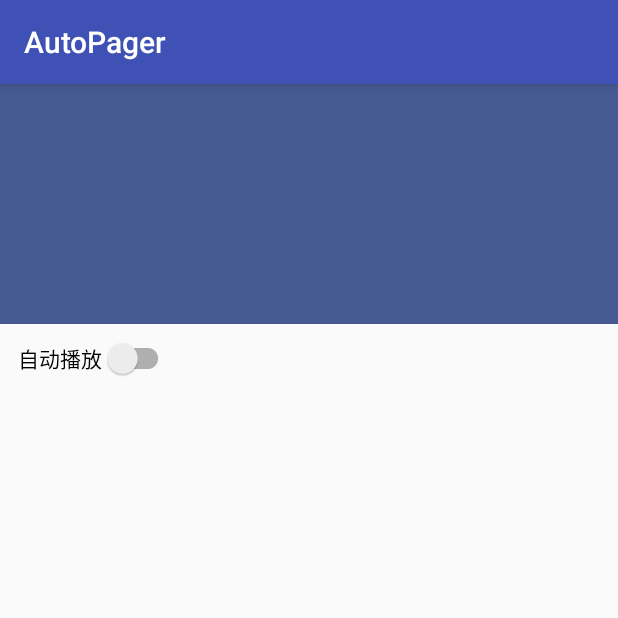
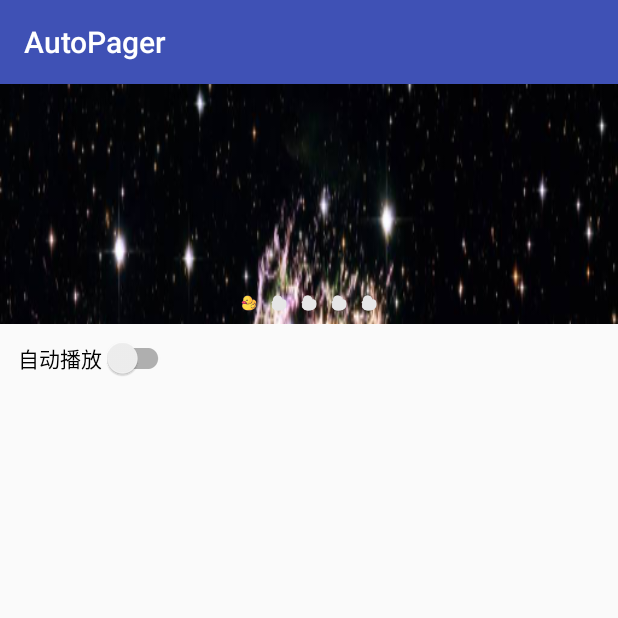
Before and after one commit to KingJA/AutoPager, an Android app: the screen it shows after launch (MainActivity), on a phone screen of 412 x 824 dp, the top half of it. Run offline under Robolectric (Android 15) with nearby library versions, the phone set to English and light mode, and no system bars.

Commit message:
Indicator

```diff
--- /dev/null
+++ b/app/src/main/java/sample/kingja/autopager/DuckBitmapIndicatorView.java
@@ -0,0 +1,35 @@
+package sample.kingja.autopager;
+
+import android.content.Context;
+import android.graphics.Bitmap;
+import android.graphics.BitmapFactory;
+import android.view.View;
+
+import com.kingja.autopager.indicator.BitmapIndicatorView;
+
+/**
+ * Description:TODO
+ * Create Time:2020/3/31 22:35
+ * Author:KingJA
+ * Email:kingjavip@gmail.com
+ */
+public class DuckBitmapIndicatorView extends BitmapIndicatorView {
+    public DuckBitmapIndicatorView(Context context) {
+        super(context);
+    }
+
+    @Override
+    protected Bitmap getNormalBitmap() {
+        return BitmapFactory.decodeResource(getResources(), R.mipmap.ic_duck_nor);
+    }
+
+    @Override
+    protected Bitmap getSelectedBitmap() {
+        return BitmapFactory.decodeResource(getResources(), R.mipmap.ic_duck_sel);
+    }
+
+    @Override
+    public View getInstance() {
+        return new DuckBitmapIndicatorView(getContext());
+    }
+}
--- a/app/src/main/java/sample/kingja/autopager/MainActivity.java
+++ b/app/src/main/java/sample/kingja/autopager/MainActivity.java
@@ -6,7 +6,6 @@ import android.support.v7.widget.SwitchCompat;
 import android.widget.CompoundButton;
 
 import com.kingja.autopager.AutoPager;
-import com.kingja.autopager.Pager;
 
 import java.util.ArrayList;
 import java.util.List;
@@ -23,6 +22,7 @@ public class MainActivity extends AppCompatActivity {
         final AutoPager autopager = (AutoPager) findViewById(R.id.autopager);
         SwitchCompat swtich_autoRool = (SwitchCompat) findViewById(R.id.swtich_autoRool);
         autopager.setAdapter(new MyAutoPagerAdapter(this, pagers));
+        autopager.setIndicator(new DuckBitmapIndicatorView(this));
         swtich_autoRool.setOnCheckedChangeListener(new CompoundButton.OnCheckedChangeListener() {
             @Override
             public void onCheckedChanged(CompoundButton buttonView, boolean isChecked) {
--- a/app/src/main/java/sample/kingja/autopager/MyAutoPagerAdapter.java
+++ b/app/src/main/java/sample/kingja/autopager/MyAutoPagerAdapter.java
@@ -1,14 +1,15 @@
 package sample.kingja.autopager;
 
 import android.content.Context;
+import android.util.Log;
 import android.view.View;
 import android.widget.ImageView;
 import android.widget.TextView;
 
 import com.kingja.autopager.BaseAutoAdapter;
-import com.kingja.autopager.Pager;
 
 import java.util.List;
+
 
 /**
  * Description:TODO
@@ -18,12 +19,15 @@ import java.util.List;
  */
 public class MyAutoPagerAdapter extends BaseAutoAdapter<Pager> {
 
+    private static final String TAG = "MyAutoPagerAdapter";
+
     public MyAutoPagerAdapter(Context context, List<Pager> list) {
         super(context, list);
     }
 
     @Override
-    public View setLayout(Pager data) {
+    public View getView(Pager data, int position) {
+        Log.e(TAG, "getView: "+position);
         View rootView = View.inflate(context, com.kingja.autopager.R.layout.vp_item, null);
         ImageView imageView = (ImageView) rootView.findViewById(com.kingja.autopager.R.id.iv);
         TextView tv_title = (TextView) rootView.findViewById(com.kingja.autopager.R.id.tv_title);
--- a/autopager/src/main/java/com/kingja/autopager/Pager.java
+++ b/app/src/main/java/sample/kingja/autopager/Pager.java
@@ -1,4 +1,4 @@
-package com.kingja.autopager;
+package sample.kingja.autopager;
 
 /**
  * Description:TODO
--- a/app/src/main/res/layout/activity_main.xml
+++ b/app/src/main/res/layout/activity_main.xml
@@ -12,13 +12,12 @@
         android:id="@+id/autopager"
         android:layout_width="match_parent"
         android:layout_height="wrap_content"
-        android:background="#465a91"
         app:autopager_indicatorSize="12dp"
-        app:autopager_indicatorGravity="bottom|right"
-        app:autopager_indicatorActionColor="#492d96"
-        app:autopager_indicatorNormalColor="#894c4c"
+        app:autopager_indicatorGravity="bottom|center_horizontal"
+        app:autopager_indicatorActionColor="#03A9F4"
+        app:autopager_indicatorNormalColor="#D1D1D1"
         app:autopager_autoRoll="false"
-        app:autopager_period="500"/>
+        app:autopager_period="800"/>
 
     <android.support.v7.widget.SwitchCompat
         android:padding="12dp"
--- a/autopager/src/main/java/com/kingja/autopager/AutoAdapter.java
+++ b/autopager/src/main/java/com/kingja/autopager/AutoAdapter.java
@@ -1,7 +1,6 @@
 package com.kingja.autopager;
 
 import android.view.View;
-import android.view.ViewGroup;
 
 import java.util.List;
 
@@ -12,7 +11,7 @@ import java.util.List;
  * Email:kingjavip@gmail.com
  */
 public interface AutoAdapter<T> {
-    View setLayout(T data);
+    View getView(T data, int position);
 
     List<T> getData();
 
--- a/autopager/src/main/java/com/kingja/autopager/AutoPager.java
+++ b/autopager/src/main/java/com/kingja/autopager/AutoPager.java
@@ -8,11 +8,15 @@ import android.support.annotation.Nullable;
 import android.support.v4.view.PagerAdapter;
 import android.support.v4.view.ViewPager;
 import android.util.AttributeSet;
+import android.util.Log;
 import android.util.TypedValue;
 import android.view.View;
 import android.view.ViewGroup;
 import android.widget.FrameLayout;
 import android.widget.LinearLayout;
+
+import com.kingja.autopager.indicator.Indicator;
+import com.kingja.autopager.indicator.IndicatorView;
 
 import java.util.ArrayList;
 import java.util.List;
@@ -49,7 +53,8 @@ public class AutoPager extends FrameLayout {
     private ViewPager viewPager;
     private AutoRunnable autoRunnable;
     private List<IndicatorView> indicators = new ArrayList<>();
-    private AutoAdapter adapter;
+    private Indicator indicator;
+    private int count;
 
     public AutoPager(@NonNull Context context) {
         this(context, null);
@@ -62,6 +67,11 @@ public class AutoPager extends FrameLayout {
     public AutoPager(@NonNull Context context, @Nullable AttributeSet attrs, @AttrRes int defStyleAttr) {
         super(context, attrs, defStyleAttr);
         initAttr(attrs);
+        initAutoPager();
+    }
+
+    private void initAutoPager() {
+
     }
 
     private void initAttr(AttributeSet attrs) {
@@ -98,18 +108,24 @@ public class AutoPager extends FrameLayout {
         }
     }
 
-    @Override
-    protected void onSizeChanged(int w, int h, int oldw, int oldh) {
-        super.onSizeChanged(w, h, oldw, oldh);
-        showAutoPager();
-    }
-
-
     public <T> void setAdapter(AutoAdapter<T> adapter) {
+        Log.e(TAG, "setAdapter: ");
         if (adapter == null) {
             throw new IllegalArgumentException("adapter must not be null");
         }
-        this.adapter = adapter;
+        stepViewPager(adapter);
+        count = adapter.getData().size();
+
+    }
+
+    private <T> void stepViewPager(AutoAdapter<T> adapter) {
+        Log.e(TAG, "stepViewPager: ");
+        LayoutParams layoutParams = new LayoutParams(ViewGroup.LayoutParams.MATCH_PARENT, ViewGroup.LayoutParams
+                .MATCH_PARENT);
+        viewPager = new ViewPager(getContext());
+        viewPager.setAdapter(new AutoPagerAdapter<T>(adapter));
+        viewPager.addOnPageChangeListener(autoPagerChangeListener);
+        addView(viewPager, layoutParams);
     }
 
     public void startRoll() {
@@ -125,34 +141,22 @@ public class AutoPager extends FrameLayout {
         }
     }
 
-    /*==================================================================================================*/
-
-
-    private void showAutoPager() {
-        stepViewPager();
-        stepIndicator();
-        setRollable();
-    }
-
-    private void stepViewPager() {
-        LayoutParams layoutParams = new LayoutParams(ViewGroup.LayoutParams.MATCH_PARENT, ViewGroup.LayoutParams
-                .WRAP_CONTENT);
-        layoutParams.height = getMeasuredHeight();
-        viewPager = new ViewPager(getContext());
-        viewPager.setAdapter(new AutoPagerAdapter(adapter));
-        viewPager.addOnPageChangeListener(autoPagerChangeListener);
-        addView(viewPager, layoutParams);
-    }
-
     private void setRollable() {
+        Log.e(TAG, "setRollable: ");
         if (autoRoll) {
             autoRunnable = new AutoRunnable();
             autoRunnable.start();
         }
     }
 
+    public void setIndicator(Indicator indicator) {
+        this.indicator = indicator;
+        stepIndicator();
+        setRollable();
+    }
+
     private void stepIndicator() {
-        List datas = adapter.getData();
+        Log.e(TAG, "stepIndicator: ");
         LinearLayout.LayoutParams indicatorLp = new LinearLayout.LayoutParams(ViewGroup.LayoutParams.WRAP_CONTENT,
                 ViewGroup.LayoutParams.WRAP_CONTENT);
         FrameLayout.LayoutParams llLayoutParams = new FrameLayout.LayoutParams(FrameLayout.LayoutParams.WRAP_CONTENT,
@@ -161,21 +165,21 @@ public class AutoPager extends FrameLayout {
         llLayoutParams.setMargins(indicatorMarginLeft, indicatorMarginTop, indicatorMarginRight, indicatorMarginBottom);
         LinearLayout linearLayout = new LinearLayout(getContext());
         indicatorLp.setMargins(0, 0, indicatorSpacint, 0);
-        for (int i = 0; i < datas.size(); i++) {
-            IndicatorView indicator = new IndicatorView(getContext());
-            indicator.setIndicatorSize(indicatorSize);
+        for (int i = 0; i < count; i++) {
+            IndicatorView indicatorView = (IndicatorView) indicator.getInstance();
+            indicatorView.setIndicatorSize(indicatorSize);
             if (i == 0) {
-                indicator.setIndicatorColor(actionColor);
+                indicatorView.setIndicatorSelected();
             } else {
-                indicator.setIndicatorColor(normalColor);
+                indicatorView.setIndicatorNormal();
             }
-            if (i == datas.size() - 1) {
+            if (i == count - 1) {
                 indicatorLp = new LinearLayout.LayoutParams(ViewGroup.LayoutParams.WRAP_CONTENT, ViewGroup
                         .LayoutParams.WRAP_CONTENT);
                 indicatorLp.setMargins(0, 0, 0, 0);
             }
-            linearLayout.addView(indicator, indicatorLp);
-            indicators.add(indicator);
+            linearLayout.addView(indicatorView, indicatorLp);
+            indicators.add(indicatorView);
         }
         addView(linearLayout, llLayoutParams);
     }
@@ -184,7 +188,6 @@ public class AutoPager extends FrameLayout {
         void start() {
             removeCallbacks(autoRunnable);
             postDelayed(autoRunnable, period);
-
         }
 
         @Override
@@ -199,12 +202,13 @@ public class AutoPager extends FrameLayout {
     private ViewPager.OnPageChangeListener autoPagerChangeListener = new ViewPager.SimpleOnPageChangeListener() {
         @Override
         public void onPageSelected(int position) {
+            Log.e(TAG, "onPageSelected: " + position);
             int index = position % indicators.size();
             for (int i = 0; i < indicators.size(); i++) {
                 if (i == index) {
-                    indicators.get(i).setIndicatorColor(actionColor);
+                    indicators.get(i).setIndicatorSelected();
                 } else {
-                    indicators.get(i).setIndicatorColor(normalColor);
+                    indicators.get(i).setIndicatorNormal();
                 }
             }
         }
@@ -215,7 +219,7 @@ public class AutoPager extends FrameLayout {
         private AutoAdapter<T> adapter;
 
         AutoPagerAdapter(AutoAdapter<T> adapter) {
-            this.list = adapter.getData();
+            this.list = adapter.getData() == null ? new ArrayList<T>() : adapter.getData();
             this.adapter = adapter;
         }
 
@@ -241,7 +245,8 @@ public class AutoPager extends FrameLayout {
 
         @Override
         public Object instantiateItem(ViewGroup container, int position) {
-            View view = adapter.setLayout(list.get(position % list.size()));
+            Log.e(TAG, "instantiateItem: " + position);
+            View view = adapter.getView(list.get(position % list.size()), position % list.size());
             container.addView(view);
             return view;
         }
--- a/autopager/src/main/java/com/kingja/autopager/BaseAutoAdapter.java
+++ b/autopager/src/main/java/com/kingja/autopager/BaseAutoAdapter.java
@@ -20,7 +20,7 @@ public abstract class BaseAutoAdapter<T> implements AutoAdapter<T> {
         this.list = list;
     }
 
-    public abstract View setLayout(T data);
+    public abstract View getView(T data, int position);
 
     @Override
     public List<T> getData() {
--- a/autopager/src/main/java/com/kingja/autopager/Indicator.java
+++ /dev/null
@@ -1,10 +0,0 @@
-package com.kingja.autopager;
-
-/**
- * Description:TODO
- * Create Time:2017/8/5 11:04
- * Author:KingJA
- * Email:kingjavip@gmail.com
- */
-public interface Indicator {
-}
--- /dev/null
+++ b/autopager/src/main/java/com/kingja/autopager/indicator/BitmapIndicatorView.java
@@ -0,0 +1,52 @@
+package com.kingja.autopager.indicator;
+
+import android.content.Context;
+import android.graphics.Bitmap;
+import android.graphics.Canvas;
+import android.graphics.Paint;
+import android.graphics.Rect;
+import android.view.View;
+
+/**
+ * Description:TODO
+ * Create Time:2017/8/5 11:03
+ * Author:KingJA
+ * Email:kingjavip@gmail.com
+ */
+public abstract class BitmapIndicatorView extends IndicatorView {
+    protected Bitmap bitmap;
+
+    public BitmapIndicatorView(Context context) {
+        super(context);
+    }
+
+    @Override
+    protected void drawIndicator(Canvas canvas, int size, Paint paint) {
+
+        if (bitmap == null) {
+            return;
+        }
+        canvas.drawBitmap(bitmap, new Rect(0, 0, bitmap.getWidth(), bitmap.getHeight()),
+                new Rect(0, 0, size, size),
+                paint);
+    }
+
+    protected abstract Bitmap getNormalBitmap();
+
+    protected abstract Bitmap getSelectedBitmap();
+
+    @Override
+    public abstract View getInstance();
+
+    @Override
+    public void setIndicatorNormal() {
+        bitmap = getNormalBitmap();
+        invalidate();
+    }
+
+    @Override
+    public void setIndicatorSelected() {
+        bitmap = getSelectedBitmap();
+        invalidate();
+    }
+}
--- /dev/null
+++ b/autopager/src/main/java/com/kingja/autopager/indicator/CircleIndicatorView.java
@@ -0,0 +1,39 @@
+package com.kingja.autopager.indicator;
+
+import android.content.Context;
+import android.graphics.Canvas;
+import android.graphics.Paint;
+import android.view.View;
+
+/**
+ * Description:TODO
+ * Create Time:2017/8/5 11:03
+ * Author:KingJA
+ * Email:kingjavip@gmail.com
+ */
+public class CircleIndicatorView extends IndicatorView {
+
+    public CircleIndicatorView(Context context) {
+        super(context);
+    }
+
+    @Override
+    protected void drawIndicator(Canvas canvas, int size, Paint paint) {
+        canvas.drawCircle(0.5f * size, 0.5f * size, 0.5f * size, paint);
+    }
+
+    @Override
+    public View getInstance() {
+        return new CircleIndicatorView(getContext());
+    }
+
+    @Override
+    public void setIndicatorNormal() {
+        setIndicatorColor(0xffD1D1D1);
+    }
+
+    @Override
+    public void setIndicatorSelected() {
+        setIndicatorColor(0xff03A9F4);
+    }
+}
--- /dev/null
+++ b/autopager/src/main/java/com/kingja/autopager/indicator/Indicator.java
@@ -0,0 +1,17 @@
+package com.kingja.autopager.indicator;
+
+import android.view.View;
+
+/**
+ * Description:TODO
+ * Create Time:2017/8/5 11:04
+ * Author:KingJA
+ * Email:kingjavip@gmail.com
+ */
+public interface Indicator {
+
+    void setIndicatorNormal();
+    void setIndicatorSelected();
+    void setIndicatorSize(int size);
+    View getInstance();
+}
--- a/autopager/src/main/java/com/kingja/autopager/IndicatorView.java
+++ b/autopager/src/main/java/com/kingja/autopager/indicator/IndicatorView.java
@@ -1,8 +1,7 @@
-package com.kingja.autopager;
+package com.kingja.autopager.indicator;
 
 import android.content.Context;
 import android.graphics.Canvas;
-import android.graphics.Color;
 import android.graphics.Paint;
 import android.util.TypedValue;
 import android.view.View;
@@ -13,7 +12,7 @@ import android.view.View;
  * Author:KingJA
  * Email:kingjavip@gmail.com
  */
-public class IndicatorView extends View {
+public abstract class IndicatorView extends View implements Indicator{
 
     private Paint paint;
     private int size;
@@ -45,18 +44,29 @@ public class IndicatorView extends View {
 
     @Override
     protected void onDraw(Canvas canvas) {
-        canvas.drawCircle(0.5f * size, 0.5f * size, 0.5f * size, paint);
+        drawIndicator(canvas,size,paint);
     }
 
-    public void setIndicatorColor(int color) {
+    protected abstract void drawIndicator(Canvas canvas, int size, Paint paint);
+
+    protected void setIndicatorColor(int color) {
         paint.setColor(color);
         invalidate();
     }
 
+    @Override
+    public abstract void setIndicatorNormal();
+
+    @Override
+    public abstract void setIndicatorSelected();
+    @Override
     public void setIndicatorSize(int size) {
         initSize = size;
         requestLayout();
     }
+
+    @Override
+    public abstract View getInstance();
 
     private int dp2dx(int dp) {
         return (int) TypedValue.applyDimension(TypedValue.COMPLEX_UNIT_DIP, dp,
--- a/autopager/src/main/res/layout/vp_item.xml
+++ b/autopager/src/main/res/layout/vp_item.xml
@@ -10,7 +10,6 @@
         android:layout_height="match_parent"/>
 
     <TextView
-
         android:textColor="#ffffff"
         android:id="@+id/tv_title"
         android:layout_centerInParent="true"
```
Also changed, not shown: app/src/main/res/mipmap-xxhdpi/ic_duck_nor.png (added), app/src/main/res/mipmap-xxhdpi/ic_duck_sel.png (added), 1 other file.
